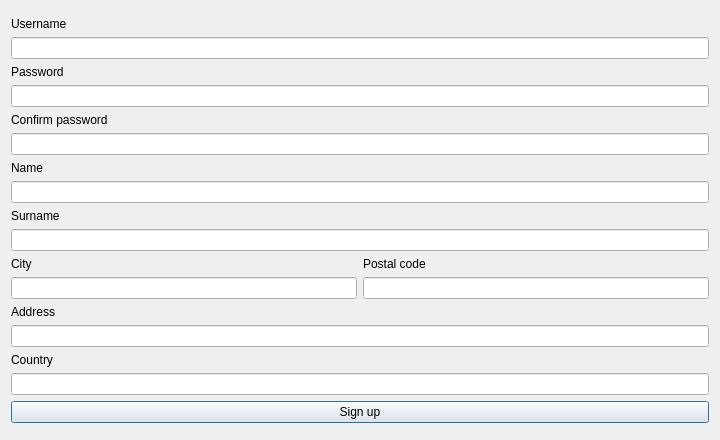
szymon27/xkomx, file signupwindow.ui: the form before one commit.
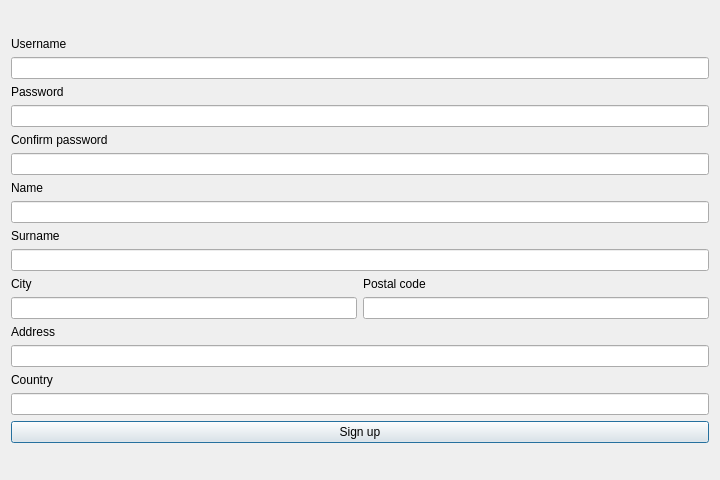
The form after the commit.

What changed in the file:
```diff
--- a/signupwindow.ui
+++ b/signupwindow.ui
@@ -7,13 +7,19 @@
     <x>0</x>
     <y>0</y>
     <width>720</width>
-    <height>440</height>
+    <height>480</height>
    </rect>
   </property>
   <property name="minimumSize">
    <size>
     <width>720</width>
-    <height>440</height>
+    <height>480</height>
+   </size>
+  </property>
+  <property name="maximumSize">
+   <size>
+    <width>720</width>
+    <height>480</height>
    </size>
   </property>
   <property name="windowTitle">
```
